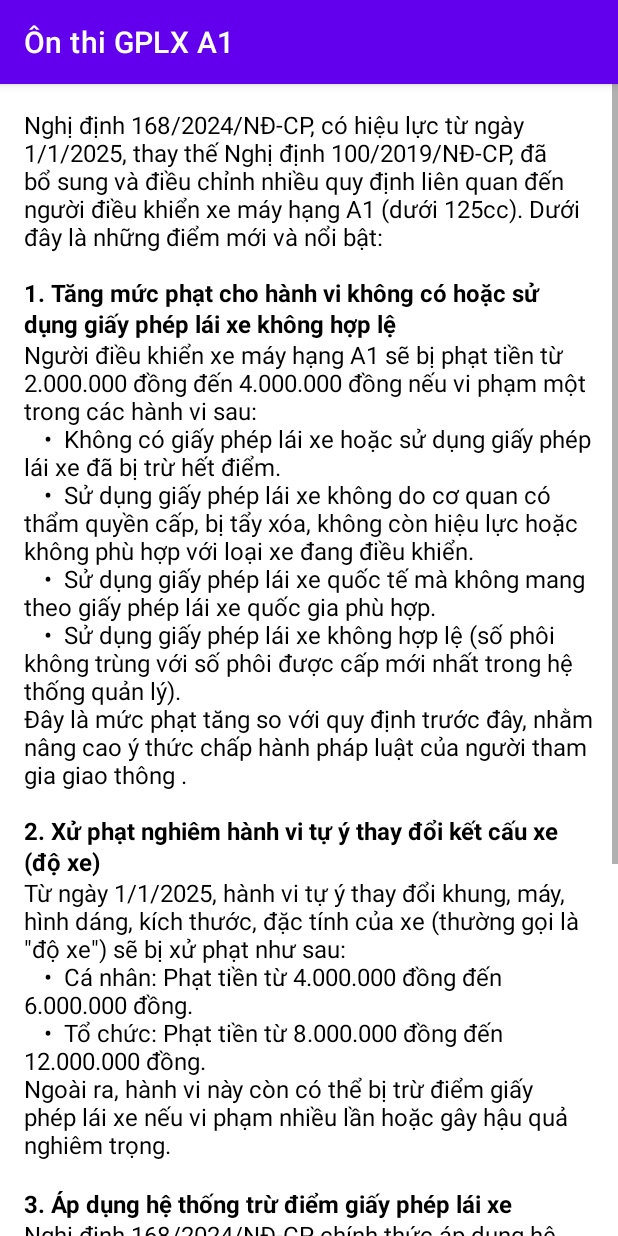
After one commit to Chucky178/BTL_AndroidNC, an Android app: the Decree168Activity screen opened directly, with no data from a screen before it, on a phone screen of 412 x 824 dp. The commit adds this screen. Run offline under Robolectric (Android 15) with nearby library versions, the phone set to English and light mode, and no system bars.

Commit message:
add nghị định 168

```diff
--- a/app/src/main/AndroidManifest.xml
+++ b/app/src/main/AndroidManifest.xml
@@ -14,6 +14,9 @@
         android:supportsRtl="true"
         android:theme="@style/Theme.BTL1"
         tools:targetApi="31">
+        <activity
+            android:name=".activities.Decree168Activity"
+            android:exported="false" />
         <activity
             android:name=".activities.ExamDetailActivity"
             android:exported="false" />
--- /dev/null
+++ b/app/src/main/java/com/example/btl1/activities/Decree168Activity.java
@@ -0,0 +1,76 @@
+package com.example.btl1.activities;
+
+import android.graphics.Typeface;
+import android.os.Bundle;
+import android.text.Spannable;
+import android.text.SpannableStringBuilder;
+import android.text.style.StyleSpan;
+import android.widget.TextView;
+
+import androidx.activity.EdgeToEdge;
+import androidx.appcompat.app.AppCompatActivity;
+import androidx.core.graphics.Insets;
+import androidx.core.view.ViewCompat;
+import androidx.core.view.WindowInsetsCompat;
+
+import com.example.btl1.R;
+
+public class Decree168Activity extends AppCompatActivity {
+    TextView tvNghiDinh;
+    @Override
+    protected void onCreate(Bundle savedInstanceState) {
+        super.onCreate(savedInstanceState);
+        EdgeToEdge.enable(this);
+        setContentView(R.layout.activity_decree168);
+        ViewCompat.setOnApplyWindowInsetsListener(findViewById(R.id.main), (v, insets) -> {
+            Insets systemBars = insets.getInsets(WindowInsetsCompat.Type.systemBars());
+            v.setPadding(systemBars.left, systemBars.top, systemBars.right, systemBars.bottom);
+            return insets;
+        });
+        tvNghiDinh = findViewById(R.id.textNghiDinh);
+
+        String fullText =
+                "Nghị định 168/2024/NĐ-CP, có hiệu lực từ ngày 1/1/2025, thay thế Nghị định 100/2019/NĐ-CP, đã bổ sung và điều chỉnh nhiều quy định liên quan đến người điều khiển xe máy hạng A1 (dưới 125cc). Dưới đây là những điểm mới và nổi bật:\n" +
+                        "\n" +
+                        "1. Tăng mức phạt cho hành vi không có hoặc sử dụng giấy phép lái xe không hợp lệ\n" +
+                        "Người điều khiển xe máy hạng A1 sẽ bị phạt tiền từ 2.000.000 đồng đến 4.000.000 đồng nếu vi phạm một trong các hành vi sau: \n" +
+                        "\t• \tKhông có giấy phép lái xe hoặc sử dụng giấy phép lái xe đã bị trừ hết điểm.\n" +
+                        "\t• \tSử dụng giấy phép lái xe không do cơ quan có thẩm quyền cấp, bị tẩy xóa, không còn hiệu lực hoặc không phù hợp với loại xe đang điều khiển.\n" +
+                        "\t• \tSử dụng giấy phép lái xe quốc tế mà không mang theo giấy phép lái xe quốc gia phù hợp.\n" +
+                        "\t• \tSử dụng giấy phép lái xe không hợp lệ (số phôi không trùng với số phôi được cấp mới nhất trong hệ thống quản lý). \n" +
+                        "Đây là mức phạt tăng so với quy định trước đây, nhằm nâng cao ý thức chấp hành pháp luật của người tham gia giao thông .\n" +
+                        "\n" +
+                        "2. Xử phạt nghiêm hành vi tự ý thay đổi kết cấu xe (độ xe)\n" +
+                        "Từ ngày 1/1/2025, hành vi tự ý thay đổi khung, máy, hình dáng, kích thước, đặc tính của xe (thường gọi là \"độ xe\") sẽ bị xử phạt như sau: \n" +
+                        "\t• \tCá nhân: Phạt tiền từ 4.000.000 đồng đến 6.000.000 đồng.\n" +
+                        "\t• \tTổ chức: Phạt tiền từ 8.000.000 đồng đến 12.000.000 đồng. \n" +
+                        "Ngoài ra, hành vi này còn có thể bị trừ điểm giấy phép lái xe nếu vi phạm nhiều lần hoặc gây hậu quả nghiêm trọng.\n" +
+                        "\n" +
+                        "3. Áp dụng hệ thống trừ điểm giấy phép lái xe\n" +
+                        "Nghị định 168/2024/NĐ-CP chính thức áp dụng hệ thống trừ điểm giấy phép lái xe. Mỗi giấy phép lái xe sẽ có một số điểm nhất định, và người điều khiển phương tiện sẽ bị trừ điểm khi vi phạm các quy định giao thông. Khi bị trừ hết điểm, giấy phép lái xe sẽ bị thu hồi và người vi phạm phải tham gia khóa đào tạo, sát hạch lại để được cấp lại giấy phép.\n" +
+                        "\n" +
+                        "4. Quy định lệ phí sát hạch lái xe hạng A1\n" +
+                        "Theo Thông tư 37/2023/TT-BTC và Thông tư 63/2023/TT-BTC, mức lệ phí sát hạch lái xe hạng A1 được quy định như sau: \n" +
+                        "\t• \tSát hạch lý thuyết: 60.000 đồng/lần.\n" +
+                        "\t• \tSát hạch thực hành: 70.000 đồng/lần. \n" +
+                        "Ngoài ra, từ ngày 1/12/2023 đến hết ngày 31/12/2025, lệ phí cấp mới, cấp lại, cấp đổi giấy phép lái xe (quốc gia và quốc tế) theo hình thức trực tuyến là 115.000 đồng/lần cấp.\n";
+        SpannableStringBuilder builder = new SpannableStringBuilder(fullText);
+//In dam
+        String[] linesToBold = {
+                "1. Tăng mức phạt cho hành vi không có hoặc sử dụng giấy phép lái xe không hợp lệ",
+                "2. Xử phạt nghiêm hành vi tự ý thay đổi kết cấu xe (độ xe)",
+                "3. Áp dụng hệ thống trừ điểm giấy phép lái xe",
+                "4. Quy định lệ phí sát hạch lái xe hạng A1"
+        };
+
+// In đậm từng dòng trong danh sách
+        for (String line : linesToBold) {
+            int start = fullText.indexOf(line);
+            if (start != -1) {
+                int end = start + line.length();
+                builder.setSpan(new StyleSpan(Typeface.BOLD), start, end, Spannable.SPAN_EXCLUSIVE_EXCLUSIVE);
+            }
+        }
+        tvNghiDinh.setText(builder);
+    }
+}
--- a/app/src/main/java/com/example/btl1/activities/MainActivity.java
+++ b/app/src/main/java/com/example/btl1/activities/MainActivity.java
@@ -68,6 +68,15 @@ public class MainActivity extends AppCompatActivity {
             @Override
             public void onClick(View v) {
                 Intent intent = new Intent(MainActivity.this, TipsActivity.class );
+                startActivity(intent);
+            }
+        });
+
+        LinearLayout layoutDecree = findViewById(R.id.layoutDecree);
+        ((android.view.View) layoutDecree).setOnClickListener(new View.OnClickListener() {
+            @Override
+            public void onClick(View v) {
+                Intent intent = new Intent(MainActivity.this, Decree168Activity.class );
                 startActivity(intent);
             }
         });
--- a/app/src/main/java/com/example/btl1/fragments/LyThuyetFragment.java
+++ b/app/src/main/java/com/example/btl1/fragments/LyThuyetFragment.java
@@ -25,7 +25,6 @@ public class LyThuyetFragment extends Fragment {
     public View onCreateView(@NonNull LayoutInflater inflater, @Nullable ViewGroup container, @Nullable Bundle savedInstanceState) {
         View view = inflater.inflate(R.layout.fragment_ly_thuyet, container, false);
         TextView textView = view.findViewById(R.id.textLyThuyet);
-        textView.setText("Nội dung phần Lý thuyết bạn muốn hiển thị ở đây...");
         String fullText =
                         "Mẹo thi lý thuyết bằng lái xe A1" +
                         "\n" +
--- /dev/null
+++ b/app/src/main/res/layout/activity_decree168.xml
@@ -0,0 +1,23 @@
+<?xml version="1.0" encoding="utf-8"?>
+<LinearLayout xmlns:android="http://schemas.android.com/apk/res/android"
+    xmlns:app="http://schemas.android.com/apk/res-auto"
+    xmlns:tools="http://schemas.android.com/tools"
+    android:id="@+id/main"
+    android:layout_width="match_parent"
+    android:layout_height="match_parent"
+    tools:context=".activities.Decree168Activity"
+    android:orientation="vertical">
+    <ScrollView xmlns:android="http://schemas.android.com/apk/res/android"
+        android:layout_width="match_parent"
+        android:layout_height="match_parent">
+        <TextView
+            android:id="@+id/textNghiDinh"
+            android:layout_width="match_parent"
+            android:layout_height="wrap_content"
+            android:textSize="16sp"
+            android:padding="16dp"
+            android:textColor="@color/black"/>
+    </ScrollView>
+
+
+</LinearLayout>
--- a/app/src/main/res/layout/activity_main.xml
+++ b/app/src/main/res/layout/activity_main.xml
@@ -117,6 +117,7 @@
                 android:textSize="12sp" />
         </LinearLayout>
         <LinearLayout
+            android:id="@+id/layoutDecree"
             android:layout_width="0dp"
             android:layout_height="wrap_content"
             android:layout_weight="1"
```
